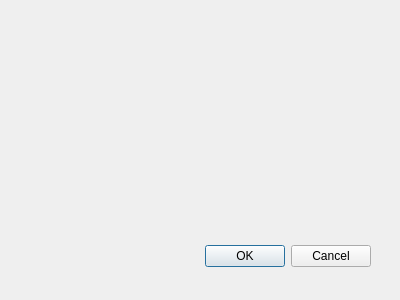
First picture: the form in amigocloud_dialog_base.ui, repository amigocloud/qgis-amigocloud-plugin, before the edit.
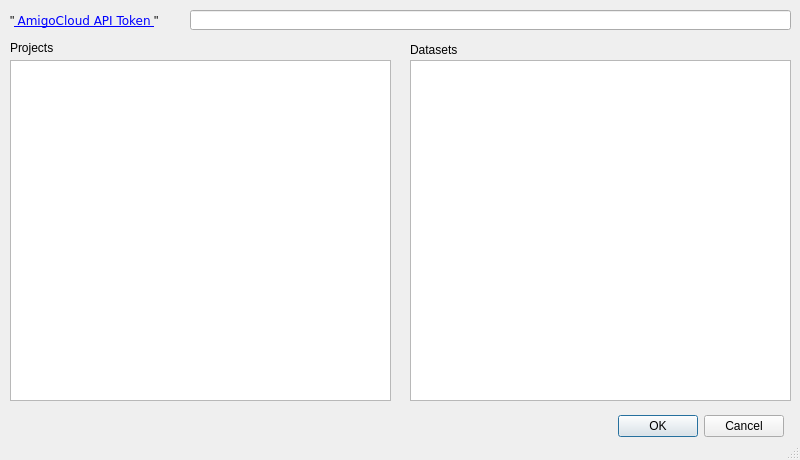
Second picture: the form after the edit.

Commit message: Modify plugin to have list of projects/datasets

Patch:
```diff
--- a/amigocloud_dialog_base.ui
+++ b/amigocloud_dialog_base.ui
@@ -1,23 +1,29 @@
 <ui version="4.0" >
  <class>amigocloudDialogBase</class>
- <widget class="QDialog" name="amigocloudDialogBase" >
-  <property name="geometry" >
+ <widget class="QDialog" name="amigocloudDialogBase">
+  <property name="windowModality">
+   <enum>Qt::ApplicationModal</enum>
+  </property>
+  <property name="geometry">
    <rect>
     <x>0</x>
     <y>0</y>
-    <width>400</width>
-    <height>300</height>
+    <width>800</width>
+    <height>460</height>
    </rect>
   </property>
   <property name="windowTitle" >
    <string>amigocloud</string>
   </property>
-  <widget class="QDialogButtonBox" name="button_box" >
-   <property name="geometry" >
+  <property name="sizeGripEnabled">
+   <bool>true</bool>
+  </property>
+  <widget class="QDialogButtonBox" name="button_box">
+   <property name="geometry">
     <rect>
-     <x>30</x>
-     <y>240</y>
-     <width>341</width>
+     <x>610</x>
+     <y>410</y>
+     <width>181</width>
      <height>32</height>
     </rect>
    </property>
@@ -27,6 +33,84 @@
    <property name="standardButtons" >
     <set>QDialogButtonBox::Cancel|QDialogButtonBox::Ok</set>
    </property>
+   <property name="centerButtons">
+    <bool>true</bool>
+   </property>
+  </widget>
+  <widget class="QLabel" name="token_label">
+   <property name="geometry">
+    <rect>
+     <x>10</x>
+     <y>10</y>
+     <width>161</width>
+     <height>21</height>
+    </rect>
+   </property>
+   <property name="text">
+    <string>&quot;&lt;a href=&quot;https://www.amigocloud.com/accounts/tokens&quot;&gt; &lt;font face=verdana&gt;AmigoCloud API Token&lt;/font&gt; &lt;/a&gt;&quot;</string>
+   </property>
+   <property name="textFormat">
+    <enum>Qt::RichText</enum>
+   </property>
+   <property name="openExternalLinks">
+    <bool>true</bool>
+   </property>
+  </widget>
+  <widget class="QLabel" name="label_2">
+   <property name="geometry">
+    <rect>
+     <x>10</x>
+     <y>40</y>
+     <width>71</width>
+     <height>16</height>
+    </rect>
+   </property>
+   <property name="text">
+    <string>Projects</string>
+   </property>
+  </widget>
+  <widget class="QLabel" name="label_3">
+   <property name="geometry">
+    <rect>
+     <x>410</x>
+     <y>40</y>
+     <width>111</width>
+     <height>20</height>
+    </rect>
+   </property>
+   <property name="text">
+    <string>Datasets</string>
+   </property>
+  </widget>
+  <widget class="QListWidget" name="projects_listWidget">
+   <property name="geometry">
+    <rect>
+     <x>10</x>
+     <y>60</y>
+     <width>381</width>
+     <height>341</height>
+    </rect>
+   </property>
+  </widget>
+  <widget class="QListWidget" name="datasets_listWidget">
+   <property name="geometry">
+    <rect>
+     <x>410</x>
+     <y>60</y>
+     <width>381</width>
+     <height>341</height>
+    </rect>
+   </property>
+  </widget>
+  <widget class="QLineEdit" name="token_lineEdit">
+   <property name="geometry">
+    <rect>
+     <x>190</x>
+     <y>10</y>
+     <width>601</width>
+     <height>20</height>
+    </rect>
+   </property>
   </widget>
  </widget>
  <resources/>
```
Left out of the diff: 35 changed lines with no effect on the pictures. The commit also changes 9 other files.
